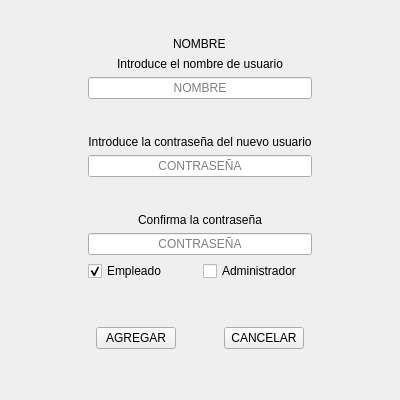
Old version of the form Agregar_Usuario.ui in the repository Matapuercos666/OPTICA.
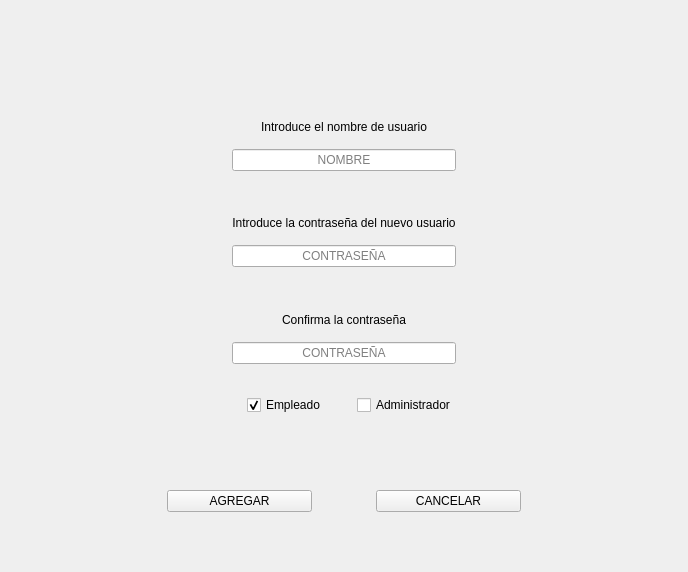
New version of the form. Icons and pictures are not drawn.

Diff of the .ui file:
```diff
--- a/Agregar_Usuario.ui
+++ b/Agregar_Usuario.ui
@@ -6,8 +6,8 @@
    <rect>
     <x>0</x>
     <y>0</y>
-    <width>400</width>
-    <height>400</height>
+    <width>688</width>
+    <height>572</height>
    </rect>
   </property>
   <property name="cursor">
@@ -19,8 +19,23 @@
   <layout class="QGridLayout" name="gridLayout_6" rowstretch="2,0,0">
    <item row="1" column="0">
     <layout class="QGridLayout" name="gridLayout">
+     <property name="leftMargin">
+      <number>40</number>
+     </property>
+     <property name="topMargin">
+      <number>40</number>
+     </property>
+     <property name="rightMargin">
+      <number>40</number>
+     </property>
+     <property name="bottomMargin">
+      <number>40</number>
+     </property>
      <item row="1" column="0">
       <layout class="QGridLayout" name="gridLayout_5">
+       <property name="verticalSpacing">
+        <number>15</number>
+       </property>
        <item row="0" column="0">
         <widget class="QLabel" name="label">
          <property name="sizePolicy">
@@ -49,14 +64,17 @@
        <item row="1" column="0">
         <widget class="QLabel" name="label_2">
          <property name="text">
-          <string>NOMBRE</string>
+          <string/>
          </property>
         </widget>
        </item>
       </layout>
      </item>
      <item row="4" column="0">
-      <layout class="QGridLayout" name="gridLayout_2" columnstretch="2,0,1,0,2">
+      <layout class="QGridLayout" name="gridLayout_2" columnstretch="4,5,2,5,4">
+       <property name="topMargin">
+        <number>25</number>
+       </property>
        <item row="0" column="1">
         <widget class="QPushButton" name="AGREGAR">
          <property name="contextMenuPolicy">
@@ -125,6 +143,12 @@
       <layout class="QGridLayout" name="gridLayout_3">
        <item row="2" column="1">
         <layout class="QGridLayout" name="gridLayout_4">
+         <property name="topMargin">
+          <number>20</number>
+         </property>
+         <property name="verticalSpacing">
+          <number>15</number>
+         </property>
          <item row="1" column="1">
           <widget class="QLineEdit" name="PASSWORD1">
            <property name="inputMethodHints">
@@ -194,6 +218,12 @@
        </item>
        <item row="4" column="1">
         <layout class="QGridLayout" name="gridLayout_8">
+         <property name="topMargin">
+          <number>20</number>
+         </property>
+         <property name="verticalSpacing">
+          <number>15</number>
+         </property>
          <item row="2" column="1">
           <widget class="QLineEdit" name="PASSWORD2">
            <property name="inputMethodHints">
@@ -220,7 +250,25 @@
         </layout>
        </item>
        <item row="6" column="1">
-        <layout class="QGridLayout" name="gridLayout_9">
+        <layout class="QGridLayout" name="gridLayout_9" columnstretch="1,1" columnminimumwidth="1,1">
+         <property name="leftMargin">
+          <number>15</number>
+         </property>
+         <property name="topMargin">
+          <number>25</number>
+         </property>
+         <property name="rightMargin">
+          <number>0</number>
+         </property>
+         <property name="bottomMargin">
+          <number>15</number>
+         </property>
+         <property name="horizontalSpacing">
+          <number>30</number>
+         </property>
+         <property name="verticalSpacing">
+          <number>10</number>
+         </property>
          <item row="0" column="1">
           <widget class="QCheckBox" name="CheckAdmin">
            <property name="text">
@@ -277,6 +325,12 @@
        </item>
        <item row="0" column="1">
         <layout class="QGridLayout" name="gridLayout_7">
+         <property name="topMargin">
+          <number>20</number>
+         </property>
+         <property name="verticalSpacing">
+          <number>15</number>
+         </property>
          <item row="1" column="1">
           <widget class="QLabel" name="label_3">
            <property name="text">
```
Left out of the diff: 8 changed lines with no effect on the pictures.
